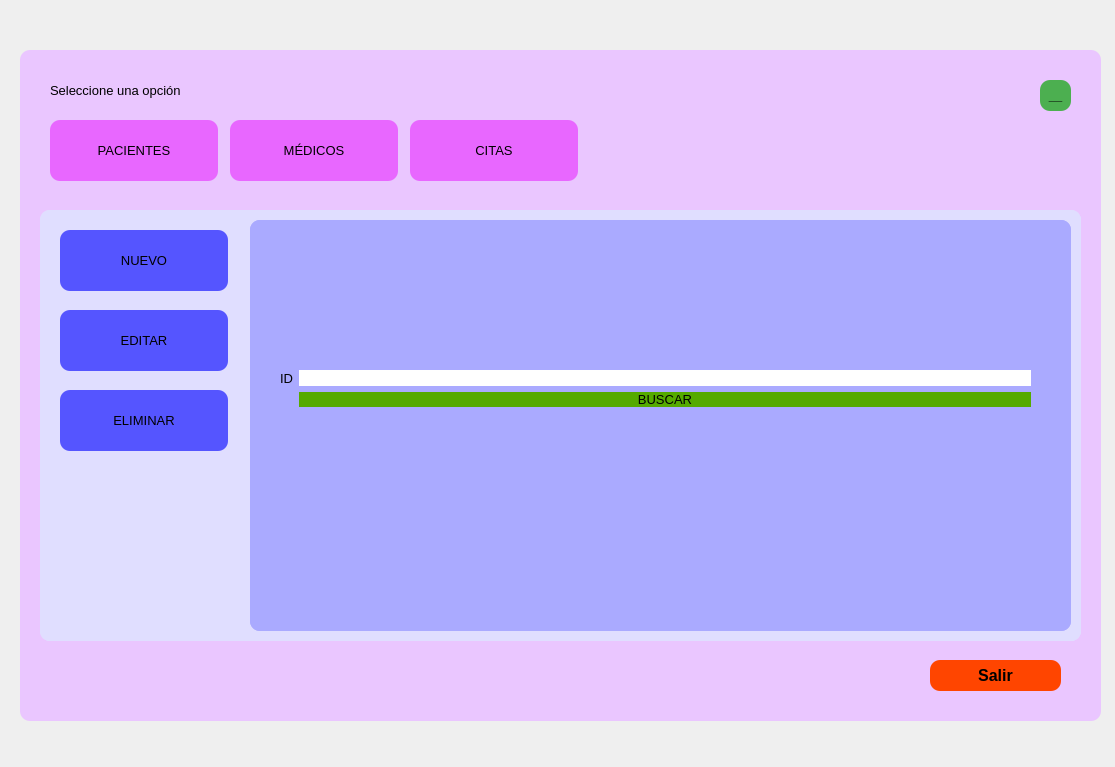
Old version of the form programa.ui in the repository karmaly/Proyecto.
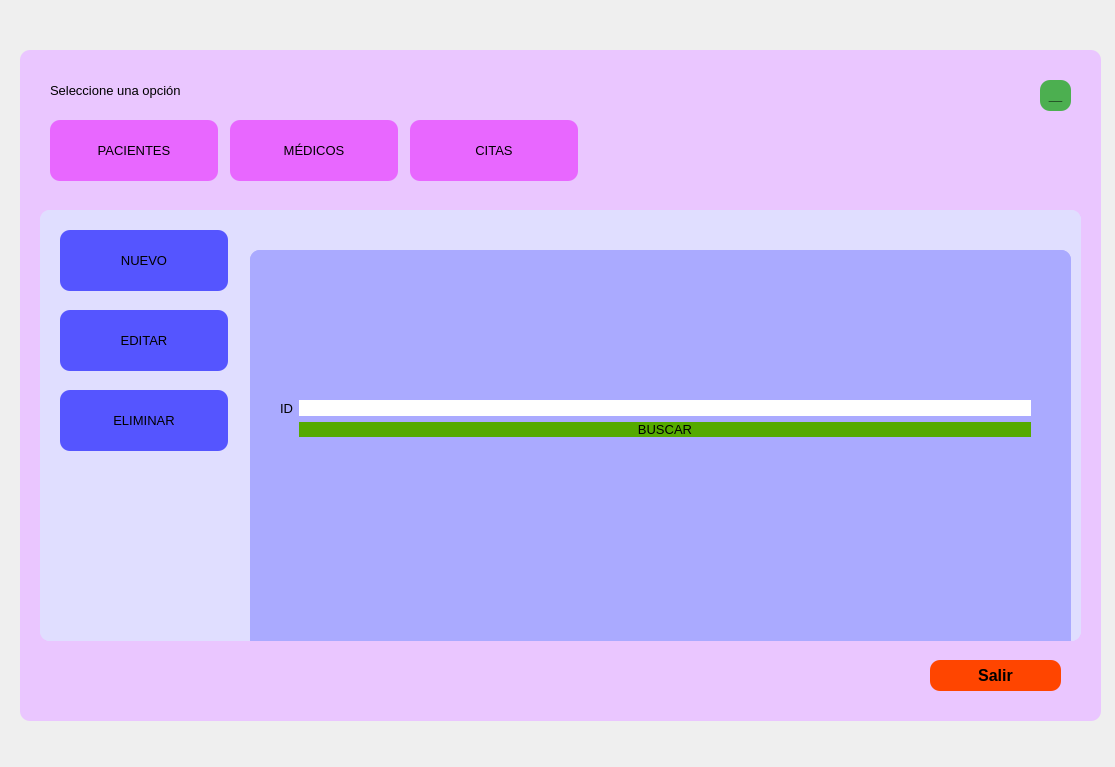
New version of the form.

The edit to the form file:
```diff
--- a/programa.ui
+++ b/programa.ui
@@ -889,7 +889,7 @@
       <property name="geometry">
        <rect>
         <x>210</x>
-        <y>10</y>
+        <y>40</y>
         <width>821</width>
         <height>411</height>
        </rect>
```
